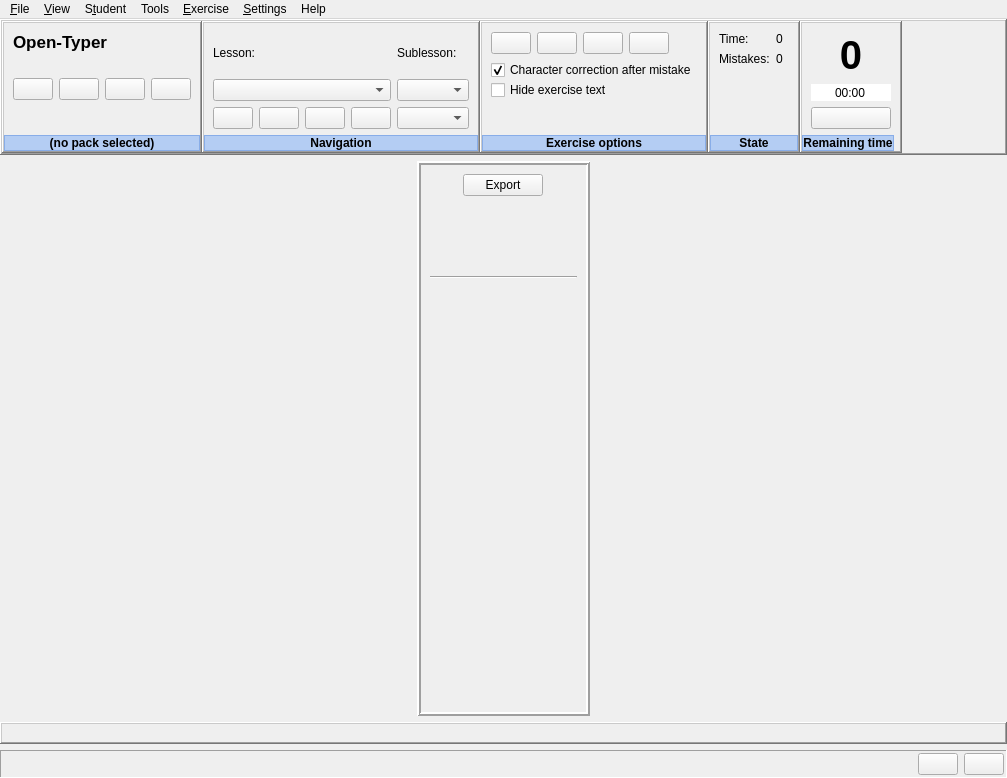
Before: the Qt Designer form app/ui/MainWindow.ui in Open-Typer/Open-Typer, drawn with Qt 5.
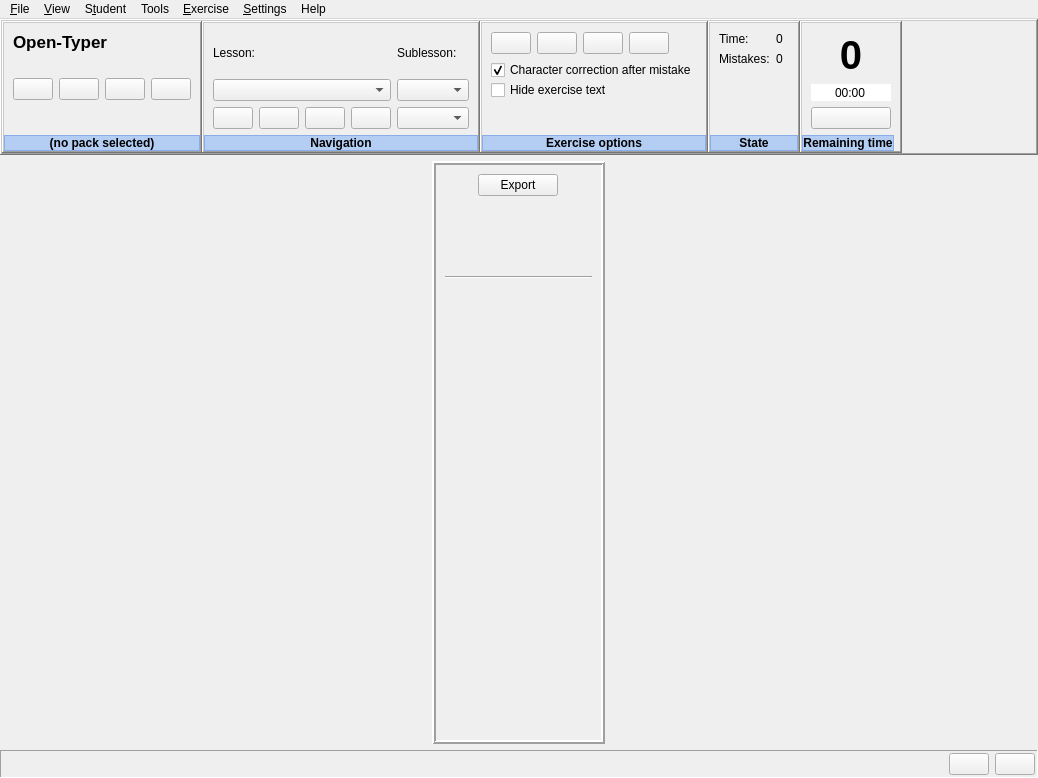
After: the same form once the commit is applied. Icons and pictures are not drawn. Custom widgets are drawn as their Qt base class.

Commit message: MainWindow: Remove serverFrame

Patch:
```diff
--- a/app/ui/MainWindow.ui
+++ b/app/ui/MainWindow.ui
@@ -6,7 +6,7 @@
    <rect>
     <x>0</x>
     <y>0</y>
-    <width>1007</width>
+    <width>1038</width>
     <height>778</height>
    </rect>
   </property>
@@ -1389,7 +1389,7 @@
             <x>0</x>
             <y>0</y>
             <width>168</width>
-            <height>89</height>
+            <height>111</height>
            </rect>
           </property>
           <layout class="QVBoxLayout" name="verticalLayout_5">
@@ -1770,23 +1770,6 @@
       </layout>
      </widget>
     </item>
-    <item>
-     <widget class="QFrame" name="serverFrame">
-      <property name="sizePolicy">
-       <sizepolicy hsizetype="Preferred" vsizetype="Preferred">
-        <horstretch>0</horstretch>
-        <verstretch>0</verstretch>
-       </sizepolicy>
-      </property>
-      <property name="frameShape">
-       <enum>QFrame::WinPanel</enum>
-      </property>
-      <property name="frameShadow">
-       <enum>QFrame::Raised</enum>
-      </property>
-      <layout class="QVBoxLayout" name="serverFrameLayout"/>
-     </widget>
-    </item>
     <item>
      <widget class="QFrame" name="bottomPanel">
       <property name="sizePolicy">
@@ -1909,7 +1892,7 @@
     <rect>
      <x>0</x>
      <y>0</y>
-     <width>1007</width>
+     <width>1038</width>
      <height>30</height>
     </rect>
    </property>
```
The commit also changes 1 other file.
